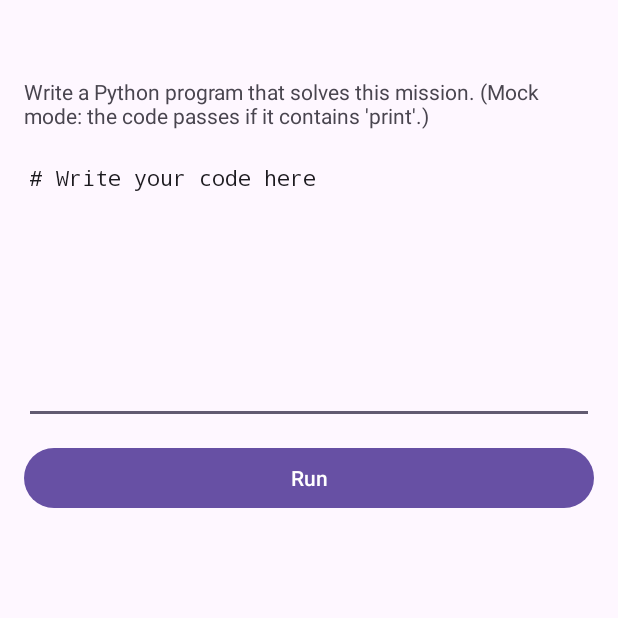
After one commit to alaahmidi154/Mobile-App_Learning_Programming, an Android app: the MissionActivity screen opened directly, with no data from a screen before it, on a phone screen of 412 x 824 dp, the top half of it. The commit adds this screen. Run offline under Robolectric (Android 15) with nearby library versions, the phone set to English and light mode, and no system bars.

Commit message:
feat(android): missions list, mission screen, verdict and ranking

```diff
--- a/android/app/src/main/java/com/example/codemissions/ApiClient.java
+++ b/android/app/src/main/java/com/example/codemissions/ApiClient.java
@@ -9,6 +9,7 @@ import com.android.volley.Response;
 import com.android.volley.toolbox.JsonArrayRequest;
 import com.android.volley.toolbox.JsonObjectRequest;
 import com.android.volley.toolbox.Volley;
+import com.android.volley.DefaultRetryPolicy;
 
 import org.json.JSONArray;
 import org.json.JSONObject;
@@ -17,7 +18,7 @@ import java.util.HashMap;
 import java.util.Map;
 
 public class ApiClient {
-
+    public static final boolean USE_MOCK_DATA = true; // set to false when the API is ready
     // Emulator: 10.0.2.2 ; real phone: the PC's IP on the same Wi-Fi
     public static final String BASE_URL = "http://10.0.2.2:5000";
 
@@ -56,6 +57,8 @@ public class ApiClient {
                 return authHeaders();
             }
         };
+        // 20 s timeout, no automatic retry (avoids submitting the code twice)
+        req.setRetryPolicy(new DefaultRetryPolicy(20000, 0, 1f));
         queue.add(req);
     }
 
--- a/android/app/src/main/java/com/example/codemissions/MainActivity.java
+++ b/android/app/src/main/java/com/example/codemissions/MainActivity.java
@@ -58,6 +58,11 @@ public class MainActivity extends AppCompatActivity {
 
     private void login() {
         if (!fieldsOk()) return;
+        if (ApiClient.USE_MOCK_DATA) {
+            Session.save(this, "mock-token", edtEmail.getText().toString().trim(), 0);
+            openMissions();
+            return;
+        }
         txtStatus.setText("");
         btnLogin.setEnabled(false);
         try {
--- /dev/null
+++ b/android/app/src/main/java/com/example/codemissions/MissionActivity.java
@@ -0,0 +1,132 @@
+package com.example.codemissions;
+
+import android.graphics.Color;
+import android.os.Bundle;
+import android.os.Handler;
+import android.os.Looper;
+import android.view.View;
+import android.widget.Button;
+import android.widget.EditText;
+import android.widget.ProgressBar;
+import android.widget.TextView;
+import android.widget.Toast;
+
+import androidx.appcompat.app.AppCompatActivity;
+
+import org.json.JSONException;
+import org.json.JSONObject;
+
+public class MissionActivity extends AppCompatActivity {
+
+    private int missionId;
+    private int missionXp;
+    private TextView txtTitle, txtDesc, txtVerdict, txtMessage, txtXp;
+    private EditText edtCode;
+    private Button btnRun;
+    private ProgressBar progress;
+
+    @Override
+    protected void onCreate(Bundle savedInstanceState) {
+        super.onCreate(savedInstanceState);
+        setContentView(R.layout.activity_mission);
+
+        txtTitle = findViewById(R.id.txtMissionTitle);
+        txtDesc = findViewById(R.id.txtMissionDescription);
+        txtVerdict = findViewById(R.id.txtVerdict);
+        txtMessage = findViewById(R.id.txtVerdictMessage);
+        txtXp = findViewById(R.id.txtXpGained);
+        edtCode = findViewById(R.id.edtCode);
+        btnRun = findViewById(R.id.btnRun);
+        progress = findViewById(R.id.progressRun);
+
+        missionId = getIntent().getIntExtra("mission_id", -1);
+        missionXp = getIntent().getIntExtra("mission_xp", 10);
+        txtTitle.setText(getIntent().getStringExtra("mission_title"));
+
+        btnRun.setOnClickListener(v -> runCode());
+        loadMission();
+    }
+
+    private void loadMission() {
+        if (ApiClient.USE_MOCK_DATA) {
+            txtDesc.setText("Write a Python program that solves this mission. "
+                    + "(Mock mode: the code passes if it contains 'print'.)");
+            edtCode.setText("# Write your code here\n");
+            return;
+        }
+        ApiClient.getInstance(this).getObject("/missions/" + missionId,
+                response -> {
+                    txtTitle.setText(response.optString("title"));
+                    txtDesc.setText(response.optString("description"));
+                    edtCode.setText(response.optString("starter_code"));
+                },
+                error -> showResult("error", ErrorUtils.message(error), 0, Session.getXp(this)));
+    }
+
+    private void runCode() {
+        final String code = edtCode.getText().toString();
+        if (code.trim().isEmpty()) {
+            Toast.makeText(this, "Write some code first.", Toast.LENGTH_SHORT).show();
+            return;
+        }
+        setRunning(true);
+
+        if (ApiClient.USE_MOCK_DATA) {
+            new Handler(Looper.getMainLooper()).postDelayed(() -> {
+                boolean ok = code.contains("print");
+                showResult(ok ? "passed" : "failed",
+                        ok ? "All tests passed." : "The output does not match the expected result.",
+                        ok ? missionXp : 0,
+                        Session.getXp(this) + (ok ? missionXp : 0));
+                setRunning(false);
+            }, 1200);
+            return;
+        }
+
+        try {
+            JSONObject body = new JSONObject();
+            body.put("code", code);
+            ApiClient.getInstance(this).postObject("/missions/" + missionId + "/submit", body,
+                    response -> {
+                        setRunning(false);
+                        showResult(response.optString("verdict", "error"),
+                                response.optString("message", ""),
+                                response.optInt("xp_gained", 0),
+                                response.optInt("total_xp", Session.getXp(this)));
+                    },
+                    error -> {
+                        setRunning(false);
+                        showResult("error", ErrorUtils.message(error), 0, Session.getXp(this));
+                    });
+        } catch (JSONException e) {
+            setRunning(false);
+            showResult("error", "Internal error.", 0, Session.getXp(this));
+        }
+    }
+
+    private void setRunning(boolean running) {
+        btnRun.setEnabled(!running);
+        progress.setVisibility(running ? View.VISIBLE : View.GONE);
+        if (running) {
+            txtVerdict.setText("");
+            txtMessage.setText("");
+            txtXp.setText("");
+        }
+    }
+
+    private void showResult(String verdict, String message, int xpGained, int totalXp) {
+        String label;
+        String color;
+        switch (verdict) {
+            case "passed":  label = "PASSED";              color = "#38A169"; break;
+            case "failed":  label = "FAILED";              color = "#DD6B20"; break;
+            case "timeout": label = "TIME LIMIT EXCEEDED"; color = "#718096"; break;
+            default:        label = "ERROR";               color = "#E53E3E"; break;
+        }
+        txtVerdict.setText(label);
+        txtVerdict.setTextColor(Color.parseColor(color));
+        txtMessage.setText(message);
+        txtXp.setText(xpGained > 0 ? "+" + xpGained + " XP (total: " + totalXp + " XP)" : "");
+        Session.setXp(this, totalXp);
+    }
+}
--- /dev/null
+++ b/android/app/src/main/res/layout/activity_mission.xml
@@ -0,0 +1,76 @@
+<?xml version="1.0" encoding="utf-8"?>
+<ScrollView xmlns:android="http://schemas.android.com/apk/res/android"
+    android:layout_width="match_parent"
+    android:layout_height="match_parent"
+    android:fillViewport="true">
+
+    <LinearLayout
+        android:layout_width="match_parent"
+        android:layout_height="wrap_content"
+        android:orientation="vertical"
+        android:padding="16dp">
+
+        <TextView
+            android:id="@+id/txtMissionTitle"
+            android:layout_width="wrap_content"
+            android:layout_height="wrap_content"
+            android:text="Mission"
+            android:textSize="20sp"
+            android:textStyle="bold" />
+
+        <TextView
+            android:id="@+id/txtMissionDescription"
+            android:layout_width="wrap_content"
+            android:layout_height="wrap_content"
+            android:layout_marginTop="8dp"
+            android:layout_marginBottom="12dp"
+            android:text="Loading..." />
+
+        <EditText
+            android:id="@+id/edtCode"
+            android:layout_width="match_parent"
+            android:layout_height="wrap_content"
+            android:minLines="10"
+            android:gravity="top|start"
+            android:hint="# Write your Python code here"
+            android:inputType="textMultiLine|textNoSuggestions"
+            android:typeface="monospace"
+            android:textSize="14sp" />
+
+        <Button
+            android:id="@+id/btnRun"
+            android:layout_width="match_parent"
+            android:layout_height="wrap_content"
+            android:layout_marginTop="12dp"
+            android:text="Run" />
+
+        <ProgressBar
+            android:id="@+id/progressRun"
+            android:layout_width="wrap_content"
+            android:layout_height="wrap_content"
+            android:layout_gravity="center_horizontal"
+            android:layout_marginTop="12dp"
+            android:visibility="gone" />
+
+        <TextView
+            android:id="@+id/txtVerdict"
+            android:layout_width="wrap_content"
+            android:layout_height="wrap_content"
+            android:layout_marginTop="16dp"
+            android:textSize="20sp"
+            android:textStyle="bold" />
+
+        <TextView
+            android:id="@+id/txtVerdictMessage"
+            android:layout_width="wrap_content"
+            android:layout_height="wrap_content"
+            android:layout_marginTop="4dp" />
+
+        <TextView
+            android:id="@+id/txtXpGained"
+            android:layout_width="wrap_content"
+            android:layout_height="wrap_content"
+            android:layout_marginTop="4dp"
+            android:textStyle="bold" />
+    </LinearLayout>
+</ScrollView>
```
Also changed, not shown: android/app/src/main/AndroidManifest.xml (+10 -7 lines), android/app/src/main/java/com/example/codemissions/LeaderboardActivity.java (added, +58 -0 lines), android/app/src/main/java/com/example/codemissions/Mission.java (added, +23 -0 lines), android/app/src/main/java/com/example/codemissions/MissionAdapter.java (added, +45 -0 lines), android/app/src/main/java/com/example/codemissions/MissionsActivity.java (+79 -4 lines), android/app/src/main/res/layout/activity_leaderboard.xml (added, +26 -0 lines), android/app/src/main/res/layout/activity_missions.xml (added, +47 -0 lines), android/app/src/main/res/layout/item_mission.xml (added, +37 -0 lines).
